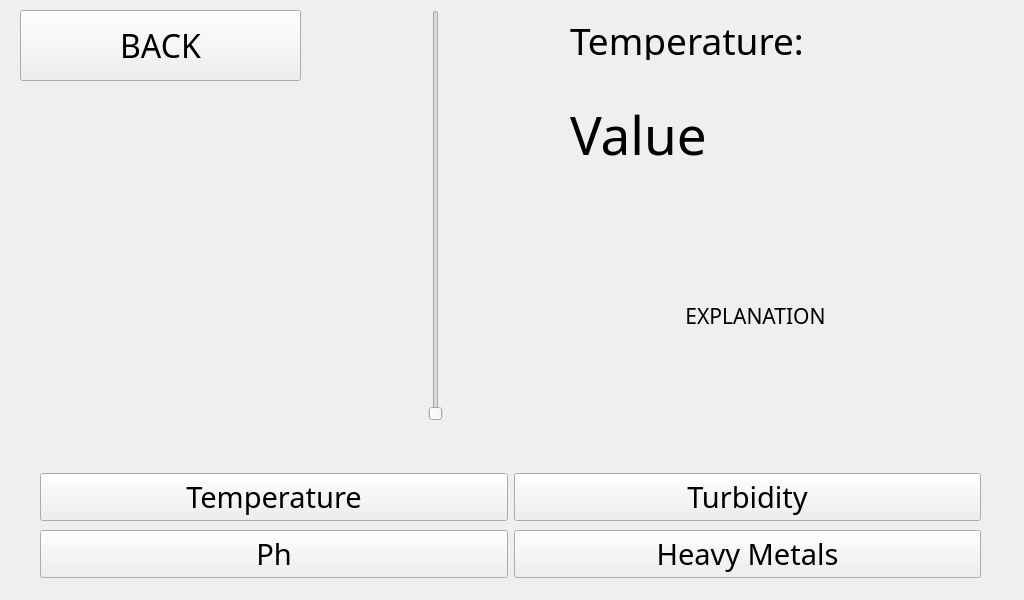
The window that QtDesignerFiles/Simulation.ui (hayrayl/AquaQuestSoftware) describes before a commit, drawn with Qt 5.
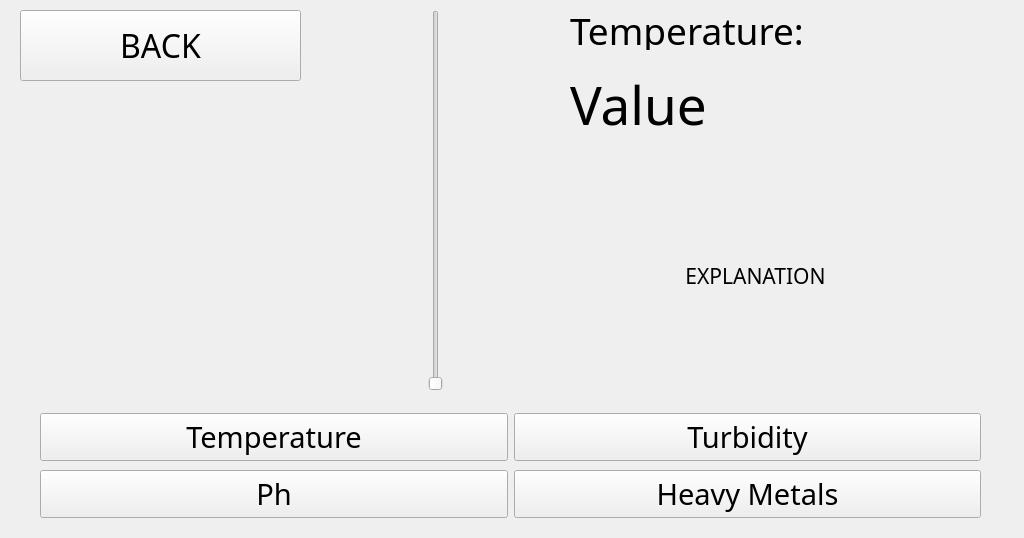
The same window after the commit.

Patch:
```diff
--- a/QtDesignerFiles/Simulation.ui
+++ b/QtDesignerFiles/Simulation.ui
@@ -7,7 +7,7 @@
     <x>0</x>
     <y>0</y>
     <width>1024</width>
-    <height>600</height>
+    <height>538</height>
    </rect>
   </property>
   <property name="windowTitle">
@@ -52,7 +52,7 @@
      <x>350</x>
      <y>10</y>
      <width>171</width>
-     <height>411</height>
+     <height>381</height>
     </rect>
    </property>
    <property name="font">
@@ -77,7 +77,7 @@
    <property name="geometry">
     <rect>
      <x>570</x>
-     <y>100</y>
+     <y>70</y>
      <width>301</width>
      <height>69</height>
     </rect>
@@ -96,7 +96,7 @@
    <property name="geometry">
     <rect>
      <x>570</x>
-     <y>20</y>
+     <y>10</y>
      <width>381</width>
      <height>40</height>
     </rect>
@@ -115,9 +115,9 @@
    <property name="geometry">
     <rect>
      <x>540</x>
-     <y>220</y>
+     <y>160</y>
      <width>431</width>
-     <height>191</height>
+     <height>231</height>
     </rect>
    </property>
    <property name="font">
@@ -140,7 +140,7 @@
    <property name="geometry">
     <rect>
      <x>40</x>
-     <y>470</y>
+     <y>410</y>
      <width>941</width>
      <height>112</height>
     </rect>
@@ -227,10 +227,10 @@
   <widget class="QLabel" name="archie">
    <property name="geometry">
     <rect>
-     <x>10</x>
-     <y>100</y>
-     <width>350</width>
-     <height>350</height>
+     <x>30</x>
+     <y>90</y>
+     <width>320</width>
+     <height>320</height>
     </rect>
    </property>
    <property name="text">
```
